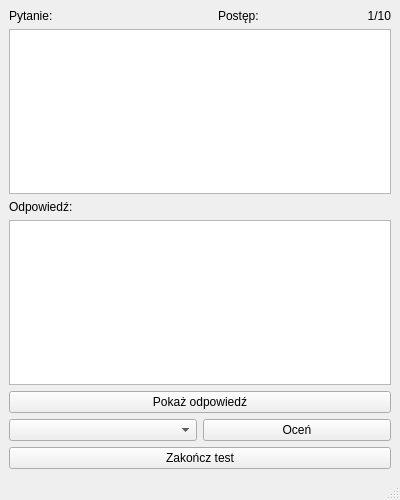
This is src/ui_include/solvetestwindow.ui in bachanekkamil/ZPR as Qt 5 draws it before an edit. The edited form follows.
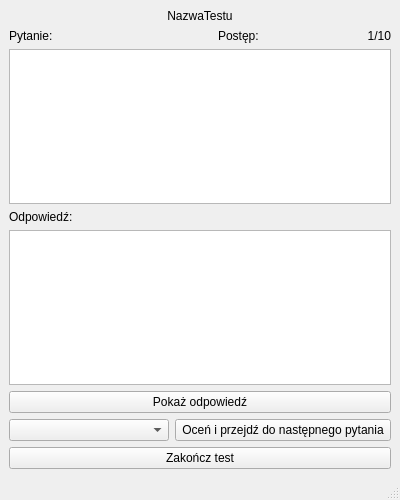
This is the edited form.

Commit message: solving tests feature implemented

```diff
--- a/src/ui_include/solvetestwindow.ui
+++ b/src/ui_include/solvetestwindow.ui
@@ -15,6 +15,16 @@
   </property>
   <widget class="QWidget" name="centralwidget">
    <layout class="QVBoxLayout" name="verticalLayout">
+    <item>
+     <widget class="QLabel" name="labelTestName">
+      <property name="text">
+       <string>NazwaTestu</string>
+      </property>
+      <property name="alignment">
+       <set>Qt::AlignCenter</set>
+      </property>
+     </widget>
+    </item>
     <item>
      <layout class="QHBoxLayout" name="horizontalLayoutQuestionAndProgress">
       <item>
@@ -57,7 +67,7 @@
      </widget>
     </item>
     <item>
-     <widget class="QPlainTextEdit" name="plainTextEditAnswer"/>
+     <widget class="QTextEdit" name="textEditAnswer"/>
     </item>
     <item>
      <widget class="QPushButton" name="pushButtonShowAnswer">
@@ -74,7 +84,7 @@
       <item>
        <widget class="QPushButton" name="pushButtonEvaluate">
         <property name="text">
-         <string>Oceń</string>
+         <string> Oceń i przejdź do następnego pytania </string>
         </property>
        </widget>
       </item>
```
The commit also changes 12 other files.
